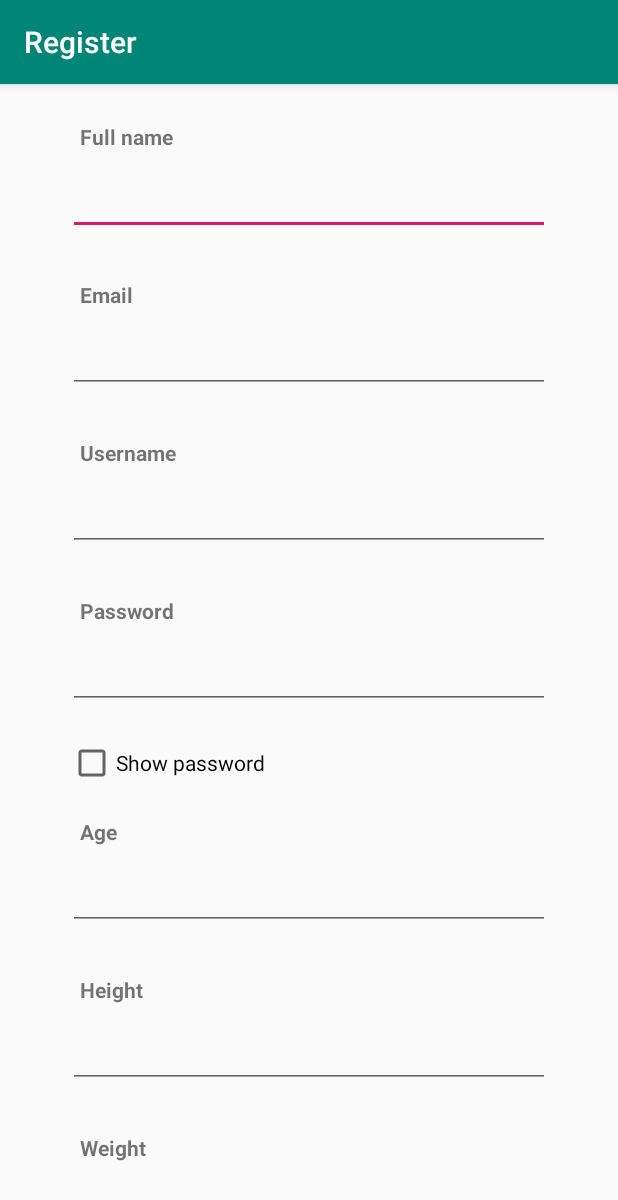
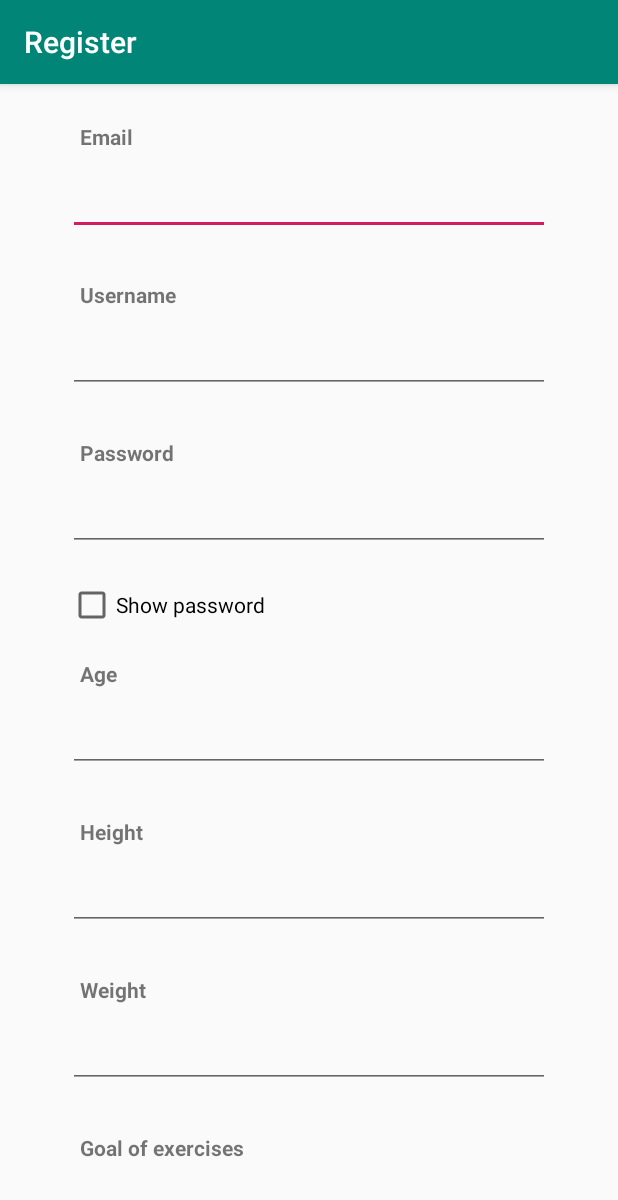
Before and after one commit to pkazmierski/soft-eng-2019, an Android app: the RegisterActivity screen opened directly, with no data from a screen before it, on a phone screen of 412 x 824 dp. Shown: the top 1200 px of the screen. Run offline under Robolectric (Android 15) with nearby library versions, the phone set to English and light mode, and no system bars; libraries missing offline, so code that uses them is left out: com.amazonaws.mobile.

```diff
--- a/app/src/main/AndroidManifest.xml
+++ b/app/src/main/AndroidManifest.xml
@@ -26,7 +26,8 @@
         <activity
             android:name=".activities.RegisterActivity"
             android:label="Register"
-            android:launchMode="singleTask"/>
+            android:launchMode="singleTask"
+            android:noHistory="true"/>
         <activity
             android:name=".activities.NavigationDrawerActivity"
             android:label="@string/title_activity_navigation_drawer"
--- a/app/src/main/java/pl/se/fitnessapp/activities/RegisterActivity.java
+++ b/app/src/main/java/pl/se/fitnessapp/activities/RegisterActivity.java
@@ -2,11 +2,18 @@ package pl.se.fitnessapp.activities;
 
 import androidx.appcompat.app.AppCompatActivity;
 import pl.se.fitnessapp.R;
+import pl.se.fitnessapp.logic.DBProvider;
+import pl.se.fitnessapp.model.DatabaseIngredient;
+import pl.se.fitnessapp.model.Dish;
+import pl.se.fitnessapp.model.Exercise;
 import pl.se.fitnessapp.model.Goal;
+import pl.se.fitnessapp.model.Personal;
 import pl.se.fitnessapp.model.PhysicalActivity;
+import pl.se.fitnessapp.model.Sex;
 
 import android.app.Activity;
 import android.content.Intent;
+import android.location.Location;
 import android.os.Bundle;
 import android.text.TextUtils;
 import android.text.method.HideReturnsTransformationMethod;
@@ -32,24 +39,25 @@ import com.amazonaws.mobile.client.results.SignInResult;
 import com.amazonaws.mobile.client.results.SignUpResult;
 import com.amazonaws.mobile.client.results.UserCodeDeliveryDetails;
 
+import java.util.ArrayList;
 import java.util.HashMap;
+import java.util.List;
 import java.util.Map;
 import java.util.regex.Pattern;
 
 public class RegisterActivity extends AppCompatActivity implements AdapterView.OnItemSelectedListener{
 
-    EditText name1, email1, username1, password1, verificationCode, age1, height1, weight1;
+    EditText email1, username1, password1, verificationCode, age1, height1, weight1;
     Button buttonRegister, buttonVerify;
     CheckBox checkBoxPassword;
     Spinner spinner, goalSpinner;
-    TextView name2, email2, username2, password2, verify, age, height2, weight2, activity, goal;
+    TextView email2, username2, password2, verify, age, height2, weight2, activity, goal;
     RadioGroup radioGroup;
     RadioButton radioButton;
     ScrollView scroll;
-    String active;
-    String exerciseGoal;
-    String gender = "1";
-
+    Goal g;
+    PhysicalActivity p;
+    Sex s;
 
     private static final String TAG = "RegisterActivity";
 
@@ -61,7 +69,6 @@ public class RegisterActivity extends AppCompatActivity implements AdapterView.O
         super.onCreate(savedInstanceState);
         setContentView(R.layout.activity_register);
 
-        name1 = (EditText) findViewById(R.id.signUpName);
         email1 = (EditText) findViewById(R.id.signUpEmail);
         username1 = (EditText) findViewById(R.id.signUpUsername);
         password1 = (EditText) findViewById(R.id.signUpPassword);
@@ -75,7 +82,6 @@ public class RegisterActivity extends AppCompatActivity implements AdapterView.O
         radioGroup = (RadioGroup) findViewById(R.id.radioGroup);
         scroll = (ScrollView) findViewById(R.id.scroll);
 
-        name2 = (TextView) findViewById(R.id.name);
         email2 = (TextView) findViewById(R.id.email);
         username2 = (TextView) findViewById(R.id.username);
         password2 = (TextView) findViewById(R.id.password);
@@ -125,23 +131,28 @@ public class RegisterActivity extends AppCompatActivity implements AdapterView.O
         if(spin.getId() == R.id.signUpPhysicalActivity)
         {
             if (parent.getItemAtPosition(position).toString().equals("Sedentary active: No sport or exercise")) {
-                active = PhysicalActivity.SEDENTARY.toString();
+
+                p = PhysicalActivity.SEDENTARY;
             } else if (parent.getItemAtPosition(position).toString().equals("Lightly active (light exercise or sports: 1 or 3 days per week)")) {
-                active = PhysicalActivity.LIGHT.toString();
+
+                p = PhysicalActivity.LIGHT;
             } else if (parent.getItemAtPosition(position).toString().equals("Moderately active (moderate exercise or sports: 3 or 5 days per week)")) {
-                active = PhysicalActivity.MODERATE.toString();
+
+                p = PhysicalActivity.MODERATE;
             } else if (parent.getItemAtPosition(position).toString().equals("Active (hard exercise or sports or physical job: 6 or 7 days per week)")) {
-                active = PhysicalActivity.ACTIVE.toString();
+
+                p = PhysicalActivity.ACTIVE;
             } else if (parent.getItemAtPosition(position).toString().equals("Very active (very hard exercise or sports and physical job or 2x training)")) {
-                active = PhysicalActivity.VERY_ACTIVE.toString();
+
+                p = PhysicalActivity.VERY_ACTIVE;
             }
         }
         if(spinGoal.getId() == R.id.signUpGoal)
         {
             if (parent.getItemAtPosition(position).toString().equals("Gain muscles")) {
-                exerciseGoal = Goal.MUSCLES.toString();
+                g = Goal.MUSCLES;
             } else if (parent.getItemAtPosition(position).toString().equals("Increase stamina")) {
-                exerciseGoal = Goal.STAMINA.toString();
+                g = Goal.STAMINA;
             }
         }
     }
@@ -157,9 +168,9 @@ public class RegisterActivity extends AppCompatActivity implements AdapterView.O
         radioButton = (RadioButton) findViewById(radioId);
 
         if(radioId == R.id.male) {
-            gender = "1";
+            s = Sex.MALE;
         } else if (radioId == R.id.female) {
-            gender = "0";
+            s = Sex.FEMALE;
         }
     }
 
@@ -167,27 +178,12 @@ public class RegisterActivity extends AppCompatActivity implements AdapterView.O
         final String username = username1.getText().toString();
         final String password = password1.getText().toString();
         final String email = email1.getText().toString();
-        final String name = name1.getText().toString();
-        final String age = age1.getText().toString();
-        final String height = height1.getText().toString();
-        final String weight = weight1.getText().toString();
         checkRadioButton(view);
+
 
         final Map<String, String> attributes = new HashMap<>();
         attributes.put("email", email);
-        attributes.put("custom:name", name);
-        attributes.put("custom:age", age);
-        attributes.put("custom:height", height);//custom:height
-        attributes.put("custom:weight", weight);//custom:weight
-        attributes.put("custom:goal", exerciseGoal);//custom:goal
-        attributes.put("custom:physicalActivity", active);//custom:physicalActivity
-        attributes.put("custom:gender", gender);//custom:gender (0,1)
 
-
-        if (TextUtils.isEmpty(name)) {
-            Toast.makeText(getApplicationContext(), "Enter name", Toast.LENGTH_SHORT).show();
-            return;
-        }
 
         if (TextUtils.isEmpty(email)) {
             Toast.makeText(getApplicationContext(), "Enter email", Toast.LENGTH_SHORT).show();
@@ -204,16 +200,16 @@ public class RegisterActivity extends AppCompatActivity implements AdapterView.O
             return;
         }
 
-        if (TextUtils.isEmpty(age)) {
+        if (TextUtils.isEmpty(age1.getText().toString())) {
             Toast.makeText(getApplicationContext(), "Enter age", Toast.LENGTH_SHORT).show();
             return;
         }
 
-        if (TextUtils.isEmpty(height)) {
+        if (TextUtils.isEmpty(height1.getText().toString())) {
             Toast.makeText(getApplicationContext(), "Enter height", Toast.LENGTH_SHORT).show();
             return;
         }
-        if (TextUtils.isEmpty(weight)) {
+        if (TextUtils.isEmpty(weight1.getText().toString())) {
             Toast.makeText(getApplicationContext(), "Enter weight", Toast.LENGTH_SHORT).show();
             return;
         }
@@ -281,7 +277,6 @@ public class RegisterActivity extends AppCompatActivity implements AdapterView.O
 
     private void updateUI() {
 
-        name1.setVisibility(View.GONE);
         email1.setVisibility(View.GONE);
         username1.setVisibility(View.GONE);
         password1.setVisibility(View.GONE);
@@ -298,7 +293,6 @@ public class RegisterActivity extends AppCompatActivity implements AdapterView.O
         buttonRegister.setVisibility(View.GONE);
         scroll.setVisibility(View.GONE);
 
-        name2.setVisibility(View.GONE);
         email2.setVisibility(View.GONE);
         username2.setVisibility(View.GONE);
         password2.setVisibility(View.GONE);
@@ -338,9 +332,37 @@ public class RegisterActivity extends AppCompatActivity implements AdapterView.O
                                         Log.d(TAG, "Sign-in callback state: " + signInResult.getSignInState());
                                         switch (signInResult.getSignInState()) {
                                             case DONE:
-                                                Toast.makeText(getApplicationContext(),"Sign-in done. You can now sign-up.", Toast.LENGTH_SHORT).show();
-                                                AWSMobileClient.getInstance().signOut();
-                                                Intent i = new Intent(RegisterActivity.this, AuthenticationActivity.class);
+                                                final int age = Integer.parseInt(age1.getText().toString());
+                                                final int height = Integer.parseInt(height1.getText().toString());
+                                                final double weight = Double.parseDouble(weight1.getText().toString());
+                                                List<DatabaseIngredient> allergies = new ArrayList<>();
+                                                List<Dish> recommendedDishes = new ArrayList<>();
+                                                List<Exercise> recommendedExercises = new ArrayList<>();
+                                                Location location = new Location("local");
+                                                location.setLatitude(0);
+                                                location.setLongitude(0);
+
+                                                Personal personal = new Personal();
+                                                personal.setWeight(weight);
+                                                personal.setHeight(height);
+                                                personal.setGoal(g);
+                                                personal.setSex(s);
+                                                personal.setAge(age);
+                                                personal.setPhysicalActivity(p);
+                                                personal.setHome(location);
+                                                personal.calculateAndSetBmr();
+                                                personal.calculateAndSetBmi();
+                                                personal.setAllergies(allergies);
+                                                personal.setRecommendedDishes(recommendedDishes);
+                                                personal.setRecommendedExercises(recommendedExercises);
+
+                                                Runnable logCreatePersonal = () -> Log.d("createPersonalData", "created personal: " + personal.toString());
+                                                Runnable logFailedPersonal = () -> Log.d("createPersonalData", "failed to create personal: " + personal.toString());
+
+                                                DBProvider.getInstance().getIDBPersonal().createPersonal(logCreatePersonal, logFailedPersonal, personal);
+
+                                                Toast.makeText(getApplicationContext(),"Sign-in done.", Toast.LENGTH_SHORT).show();
+                                                Intent i = new Intent(RegisterActivity.this, MainActivity.class);
                                                 startActivity(i);
 
                                                 break;
--- a/app/src/main/res/layout/activity_register.xml
+++ b/app/src/main/res/layout/activity_register.xml
@@ -25,26 +25,6 @@
             android:layout_height="wrap_content"
             android:orientation="vertical">
 
-            <TextView
-                android:id="@+id/name"
-                android:layout_width="72dp"
-                android:layout_height="20dp"
-                android:text="@string/full_name"
-                android:textStyle="bold"
-                android:layout_marginStart="8dp"/>
-
-            <androidx.legacy.widget.Space
-                android:layout_width="match_parent"
-                android:layout_height="10dp"/>
-
-            <EditText
-                android:id="@+id/signUpName"
-                android:layout_width="match_parent"
-                android:layout_height="wrap_content" />
-
-            <androidx.legacy.widget.Space
-                android:layout_width="match_parent"
-                android:layout_height="30dp"/>
 
             <TextView
                 android:id="@+id/email"
```
